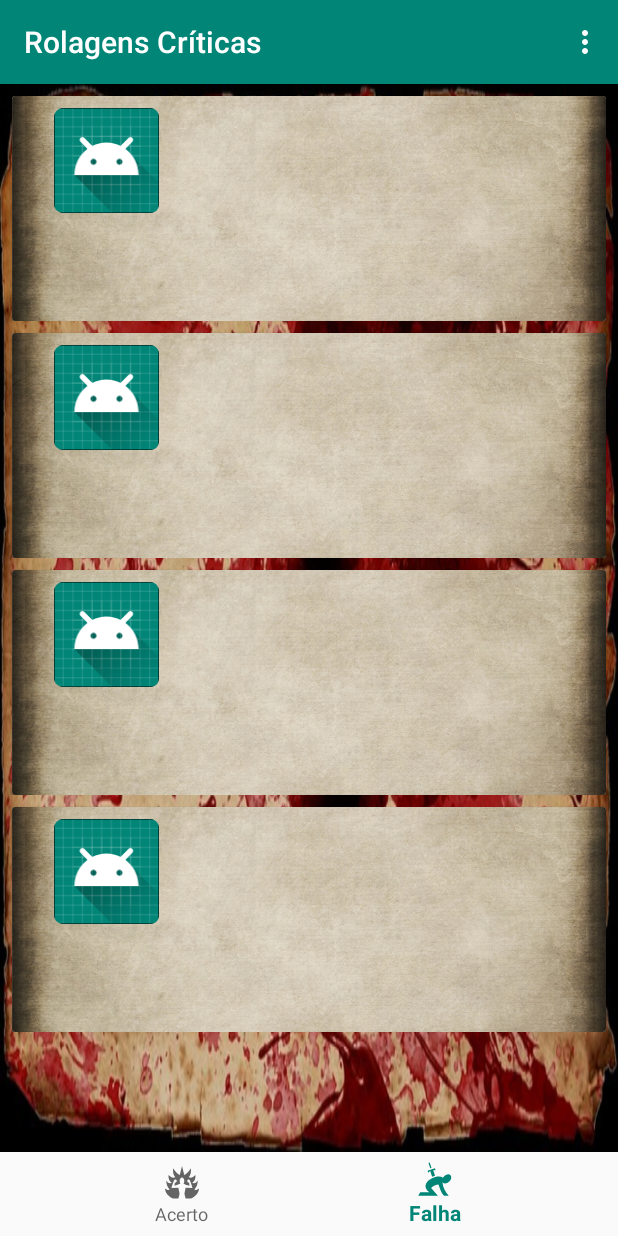
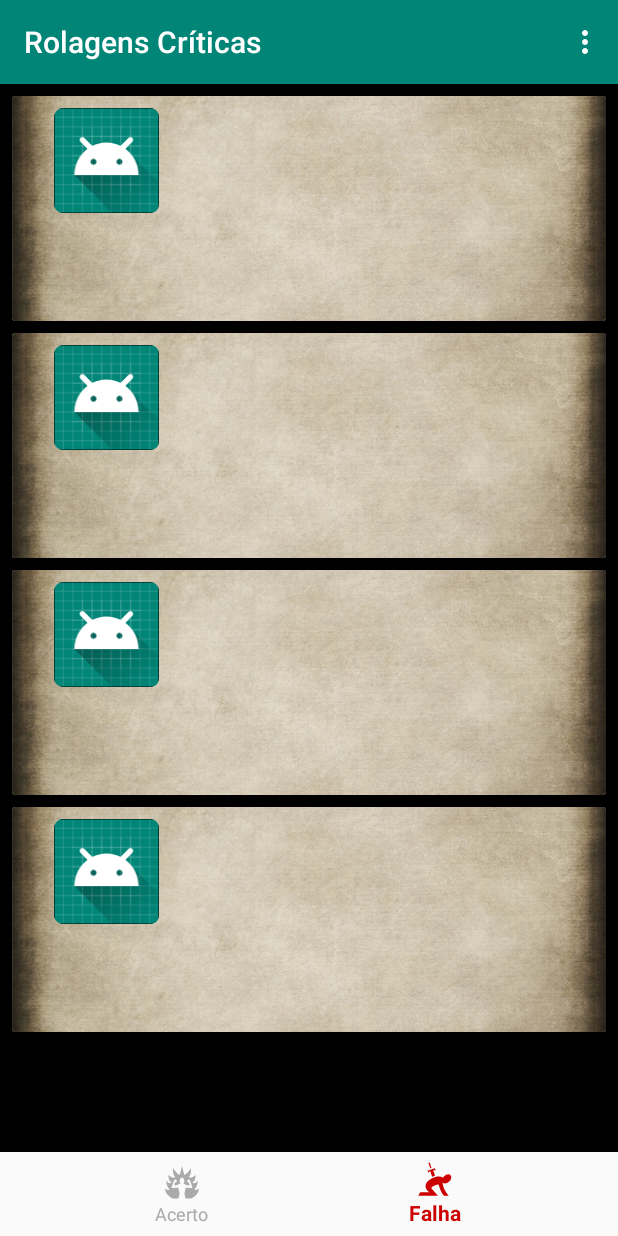
Before and after one commit to dcardosoweb/rolagemCritica, an Android app: the screen it shows after launch (MainActivity), item 2 of the bottom bar chosen, on a phone screen of 412 x 824 dp. Run offline under Robolectric (Android 15) with nearby library versions, the phone set to English and light mode, and no system bars; our stand-ins replace Room's generated code, data binding; libraries missing offline, so code that uses them is left out: android.arch.persistence; 8 statements that could not run were skipped.

Commit message:
alterado layout da barra de navegação

```diff
--- a/app/src/main/java/br/com/dcardoso/cartascriticas/MainActivity.java
+++ b/app/src/main/java/br/com/dcardoso/cartascriticas/MainActivity.java
@@ -75,10 +75,9 @@ public class MainActivity extends AppCompatActivity {
         binding = DataBindingUtil.setContentView(this, R.layout.activity_main);
         BottomNavigationView navigation = binding.navigation;
         navigation.setOnNavigationItemSelectedListener(mOnNavigationItemSelectedListener);
-        navigation.setSelected(false);
         recyclerView = binding.rcvListCards;
-
         db = CardCriticoApp.obterInstanciaDB();
+        carregarListaAcertoCritico();
     }
 
     private void carregarListaAcertoCritico()
--- /dev/null
+++ b/app/src/main/res/color/bottom_nav_color.xml
@@ -0,0 +1,5 @@
+<?xml version="1.0" encoding="utf-8"?>
+<selector xmlns:android="http://schemas.android.com/apk/res/android">
+    <item android:state_checked="true" android:color="@android:color/holo_red_dark" />
+    <item android:state_checked="false" android:color="@android:color/darker_gray"/>
+</selector>
--- a/app/src/main/res/layout/activity_main.xml
+++ b/app/src/main/res/layout/activity_main.xml
@@ -14,15 +14,13 @@
             android:layout_width="match_parent"
             android:layout_height="0dp"
             android:layout_weight="1"
-            android:background="@drawable/blood_spatter"
+            android:background="@android:color/black"
             android:orientation="vertical">
 
             <android.support.v7.widget.RecyclerView
                 android:id="@+id/rcvListCards"
                 android:layout_width="wrap_content"
                 android:layout_height="wrap_content"
-
-                android:layout_marginBottom="8dp"
                 tools:listitem="@layout/fragment_card_item" />
 
         </LinearLayout>
@@ -32,6 +30,8 @@
             android:layout_height="wrap_content"
             android:layout_gravity="bottom"
             android:background="?android:attr/windowBackground"
+            app:itemTextColor="@color/bottom_nav_color"
+            app:itemIconTint="@color/bottom_nav_color"
             app:menu="@menu/navigation" />
     </LinearLayout>
 </layout>
```
